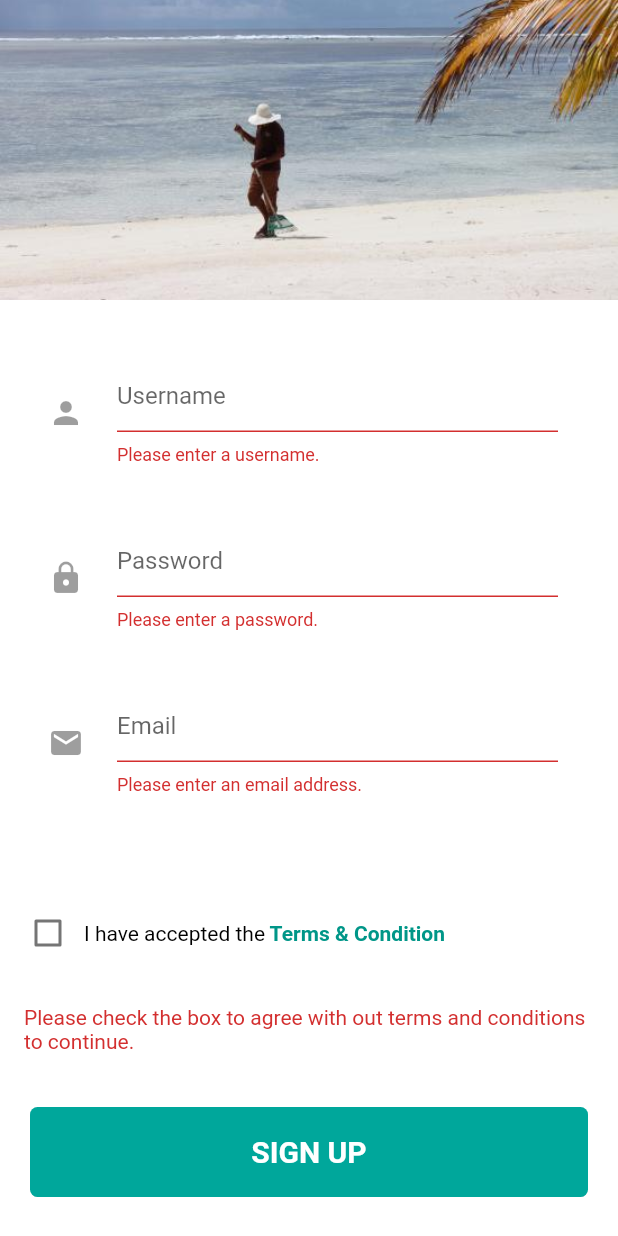
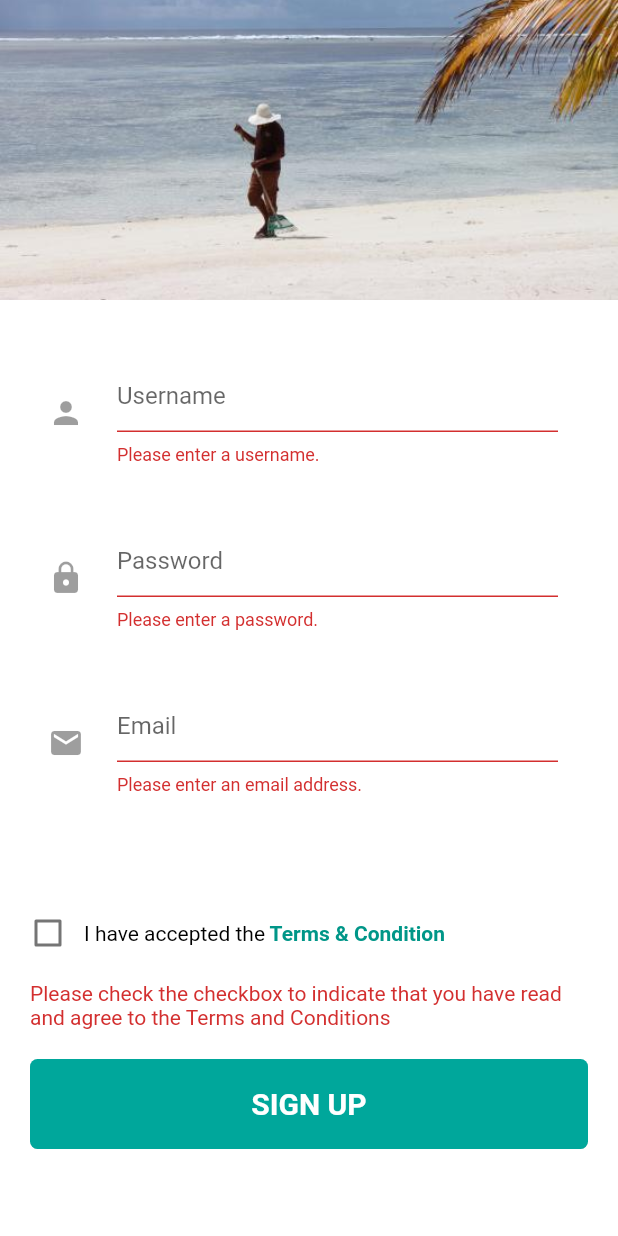
Before and after one commit to yersie/SaafuMV, a Flutter app: the screen it shows after launch, after a tap on "SIGN UP", on a phone screen of 412 x 824 dp. Run offline on Flutter 3.47's test engine with Material 2 defaults, Android fonts, the phone set to English and light mode, and no system bars; accounts and stored records are empty.

Commit message:
bug fixes 	modified:   lib/main.dart 	modified:   lib/page/sign_up_page.dart 	modified:   release/SaafuMV.apk

```diff
--- a/lib/main.dart
+++ b/lib/main.dart
@@ -23,7 +23,7 @@ class MyApp extends StatelessWidget {
         ),
       ],
       child: MaterialApp(
-        title: 'Sign Up Screen ',
+        title: 'Sign Up',
         debugShowCheckedModeBanner: false,
         theme: ThemeData(
           primarySwatch: Colors.teal,
@@ -32,11 +32,9 @@ class MyApp extends StatelessWidget {
           builder: (context, auth, child) =>
               auth.user != null ? HomePage() : SignUpPage(),
         ),
-        // initialRoute: HomePage.ROUTE,
         routes: {
           HomePage.ROUTE: (_) => HomePage(),
           SignUpPage.ROUTE: (_) => SignUpPage(),
-          // SignInPage.ROUTE: (_) => SignInPage(),
         },
       ),
     );
--- a/lib/page/sign_up_page.dart
+++ b/lib/page/sign_up_page.dart
@@ -37,7 +37,7 @@ class _SignUpPageState extends State<SignUpPage> {
     if (!areTermsAgreed) {
       setState(() {
         _termsError =
-            'Please check the box to agree with out terms and conditions to continue.';
+            'Please check the checkbox to indicate that you have read and agree to the Terms and Conditions';
       });
     }
     if (isValid && areTermsAgreed) {
@@ -189,8 +189,9 @@ class _SignUpPageState extends State<SignUpPage> {
                 ],
               ),
             ),
+            if (_termsError.isNotEmpty)
               Padding(
-              padding: const EdgeInsets.all(16.0),
+                padding: const EdgeInsets.symmetric(horizontal: 20),
                 child: Text(
                   _termsError,
                   style: TextStyle(
```
Lines whose indentation alone changed are shown as unchanged.
